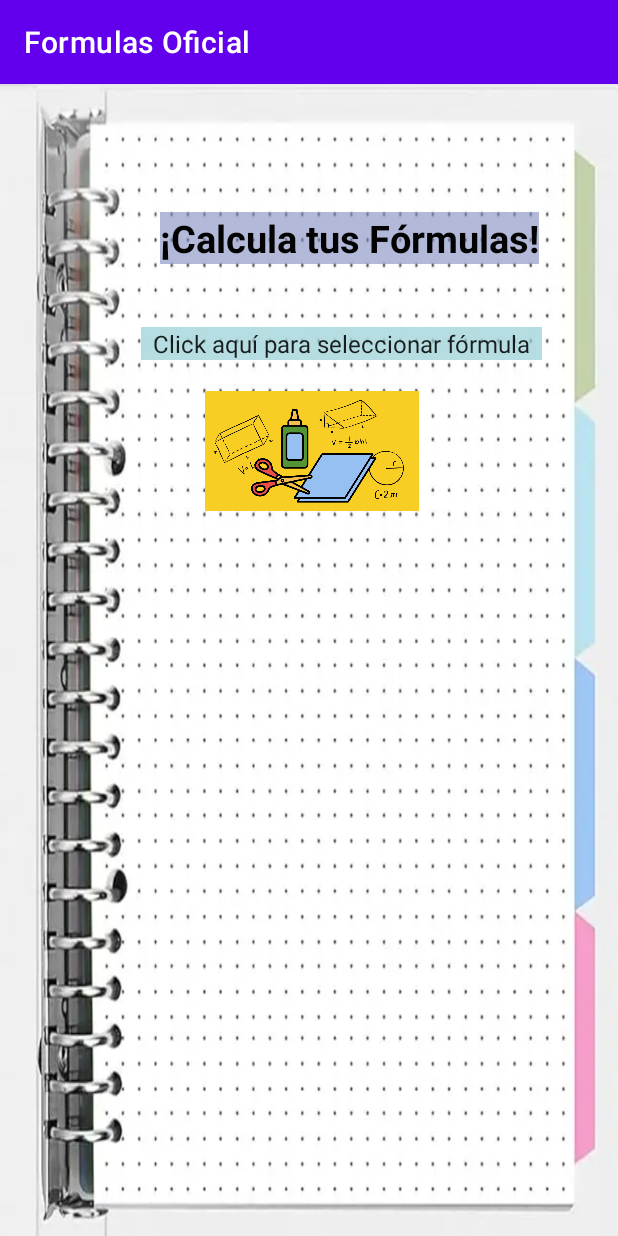
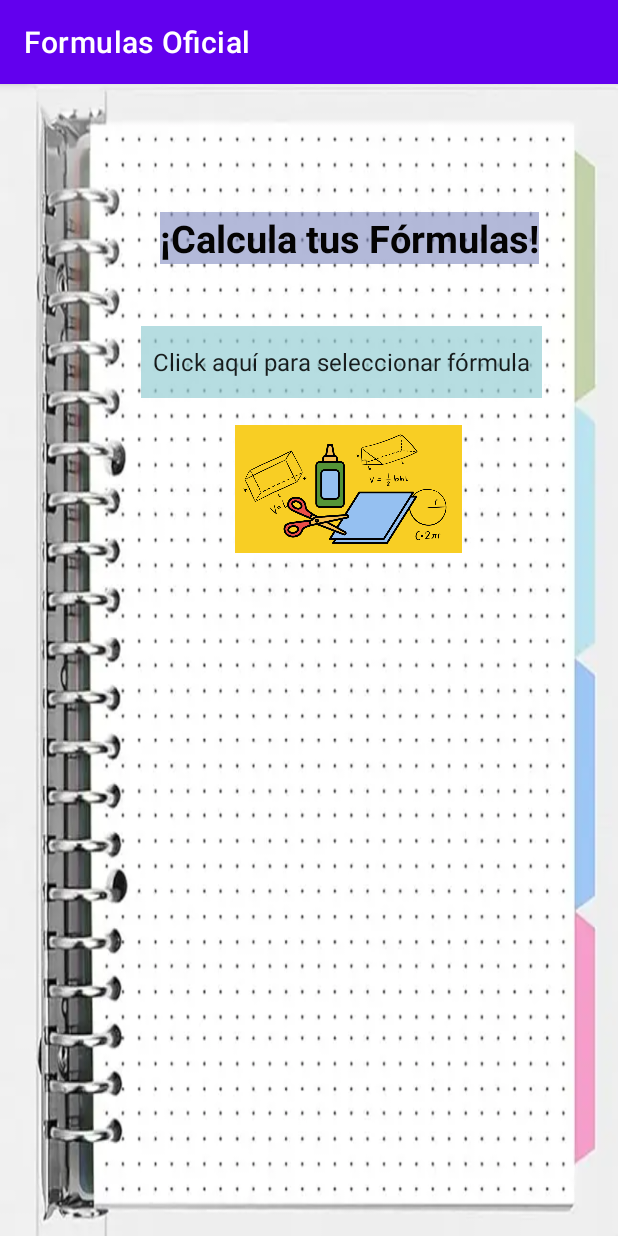
Before and after one commit to francineochoafernandez/FormulasOficial, an Android app: the screen it shows after launch (MainActivity), on a phone screen of 412 x 824 dp. Run offline under Robolectric (Android 15) with nearby library versions, the phone set to English and light mode, and no system bars.

Commit message:
Version Final

```diff
--- a/app/src/main/java/com/francineochoa/formulasoficial/MainActivity.kt
+++ b/app/src/main/java/com/francineochoa/formulasoficial/MainActivity.kt
@@ -115,8 +115,8 @@ class MainActivity : AppCompatActivity() {
             else if (position_formula=="3")//Ley de Ohm
             {
                 binding.textViewResultado.text=""
-                binding.tvVar1.text="R"
-                binding.tvVar2.text="I"
+                binding.tvVar1.text="I"
+                binding.tvVar2.text="R"
                 binding.imageView.setImageDrawable(ContextCompat.getDrawable(this, R.drawable.ohm))
             }
 
--- a/app/src/main/res/layout/diseno1.xml
+++ b/app/src/main/res/layout/diseno1.xml
@@ -23,6 +23,23 @@
         app:layout_constraintVertical_bias="0.116" />
 
 
+    <EditText
+        android:id="@+id/editTextNumber1"
+        android:layout_width="184dp"
+        android:layout_height="48dp"
+        android:ems="10"
+        android:hint="@string/hint"
+        android:importantForAutofill="no"
+        android:inputType="number"
+        android:maxLength="4"
+        android:textSize="20sp"
+        app:layout_constraintBottom_toTopOf="@+id/boton1Calcular"
+        app:layout_constraintEnd_toEndOf="parent"
+        app:layout_constraintHorizontal_bias="0.766"
+        app:layout_constraintStart_toStartOf="parent"
+        app:layout_constraintTop_toBottomOf="@+id/tvTitulo"
+        app:layout_constraintVertical_bias="0.664" />
+
     <Button
         android:id="@+id/boton1Calcular"
         android:layout_width="wrap_content"
@@ -31,10 +48,27 @@
         android:text="@string/botonCalc"
         app:layout_constraintBottom_toBottomOf="parent"
         app:layout_constraintEnd_toEndOf="parent"
-        app:layout_constraintHorizontal_bias="0.364"
+        app:layout_constraintHorizontal_bias="0.387"
         app:layout_constraintStart_toStartOf="parent"
         app:layout_constraintTop_toBottomOf="@+id/tvTitulo"
-        app:layout_constraintVertical_bias="0.558" />
+        app:layout_constraintVertical_bias="0.598" />
+
+    <EditText
+        android:id="@+id/editTextNumber2"
+        android:layout_width="187dp"
+        android:layout_height="48dp"
+        android:ems="10"
+        android:hint="@string/hint"
+        android:importantForAutofill="no"
+        android:inputType="number"
+        android:maxLength="4"
+        android:textSize="20sp"
+        app:layout_constraintBottom_toTopOf="@+id/boton1Calcular"
+        app:layout_constraintEnd_toEndOf="parent"
+        app:layout_constraintHorizontal_bias="0.767"
+        app:layout_constraintStart_toStartOf="parent"
+        app:layout_constraintTop_toBottomOf="@+id/editTextNumber1"
+        app:layout_constraintVertical_bias="0.46" />
 
     <Button
         android:id="@+id/boton2Limpiar"
@@ -46,41 +80,10 @@
         android:textSize="13sp"
         app:layout_constraintBottom_toBottomOf="parent"
         app:layout_constraintEnd_toEndOf="parent"
-        app:layout_constraintHorizontal_bias="0.836"
+        app:layout_constraintHorizontal_bias="0.86"
         app:layout_constraintStart_toStartOf="parent"
         app:layout_constraintTop_toBottomOf="@+id/tvTitulo"
-        app:layout_constraintVertical_bias="0.561" />
-
-    <EditText
-        android:id="@+id/editTextNumber1"
-        android:layout_width="184dp"
-        android:layout_height="45dp"
-        android:ems="10"
-        android:hint="@string/hint"
-        android:importantForAutofill="no"
-        android:inputType="number"
-        android:maxLength="4"
-        android:textSize="20sp"
-        app:layout_constraintBottom_toTopOf="@+id/boton1Calcular"
-        app:layout_constraintEnd_toEndOf="parent"
-        app:layout_constraintHorizontal_bias="0.735"
-        app:layout_constraintStart_toStartOf="parent"
-        app:layout_constraintTop_toBottomOf="@+id/tvTitulo"
-        app:layout_constraintVertical_bias="0.636" />
-
-    <TextView
-        android:id="@+id/tvVar2"
-        android:layout_width="43dp"
-        android:layout_height="39dp"
-        android:textColor="#070707"
-        android:textSize="30sp"
-        android:textStyle="bold"
-        app:layout_constraintBottom_toBottomOf="parent"
-        app:layout_constraintEnd_toStartOf="@+id/editTextNumber2"
-        app:layout_constraintHorizontal_bias="0.901"
-        app:layout_constraintStart_toStartOf="parent"
-        app:layout_constraintTop_toBottomOf="@+id/tvVar1"
-        app:layout_constraintVertical_bias="0.087" />
+        app:layout_constraintVertical_bias="0.601" />
 
     <TextView
         android:id="@+id/tvVar1"
@@ -92,27 +95,24 @@
         android:textStyle="bold"
         app:layout_constraintBottom_toBottomOf="parent"
         app:layout_constraintEnd_toStartOf="@+id/editTextNumber1"
-        app:layout_constraintHorizontal_bias="0.562"
+        app:layout_constraintHorizontal_bias="0.641"
         app:layout_constraintStart_toStartOf="parent"
         app:layout_constraintTop_toTopOf="parent"
-        app:layout_constraintVertical_bias="0.416" />
+        app:layout_constraintVertical_bias="0.449" />
 
-    <EditText
-        android:id="@+id/editTextNumber2"
-        android:layout_width="187dp"
-        android:layout_height="43dp"
-        android:ems="10"
-        android:hint="@string/hint"
-        android:importantForAutofill="no"
-        android:inputType="number"
-        android:maxLength="4"
-        android:textSize="20sp"
-        app:layout_constraintBottom_toTopOf="@+id/boton1Calcular"
-        app:layout_constraintEnd_toEndOf="parent"
-        app:layout_constraintHorizontal_bias="0.736"
+    <TextView
+        android:id="@+id/tvVar2"
+        android:layout_width="43dp"
+        android:layout_height="39dp"
+        android:textColor="#070707"
+        android:textSize="30sp"
+        android:textStyle="bold"
+        app:layout_constraintBottom_toBottomOf="parent"
+        app:layout_constraintEnd_toStartOf="@+id/editTextNumber2"
+        app:layout_constraintHorizontal_bias="0.906"
         app:layout_constraintStart_toStartOf="parent"
-        app:layout_constraintTop_toBottomOf="@+id/editTextNumber1"
-        app:layout_constraintVertical_bias="0.464" />
+        app:layout_constraintTop_toBottomOf="@+id/tvVar1"
+        app:layout_constraintVertical_bias="0.093" />
 
     <TextView
         android:id="@+id/textViewResultado"
@@ -133,7 +133,7 @@
     <Spinner
         android:id="@+id/mySpinner"
         android:layout_width="wrap_content"
-        android:layout_height="wrap_content"
+        android:layout_height="48dp"
         android:background="#AB92CCD3"
         android:textColor="#070707"
         android:textSize="30sp"
@@ -146,14 +146,14 @@
 
     <ImageView
         android:id="@+id/imageView"
-        android:layout_width="400dp"
-        android:layout_height="80dp"
+        android:layout_width="295dp"
+        android:layout_height="85dp"
         app:layout_constraintBottom_toTopOf="@+id/editTextNumber1"
         app:layout_constraintEnd_toEndOf="parent"
-        app:layout_constraintHorizontal_bias="0.666"
+        app:layout_constraintHorizontal_bias="0.724"
         app:layout_constraintStart_toStartOf="parent"
         app:layout_constraintTop_toBottomOf="@+id/mySpinner"
-        app:layout_constraintVertical_bias="0.514" />
+        app:layout_constraintVertical_bias="0.565" />
 
 
 </androidx.constraintlayout.widget.ConstraintLayout>
```
